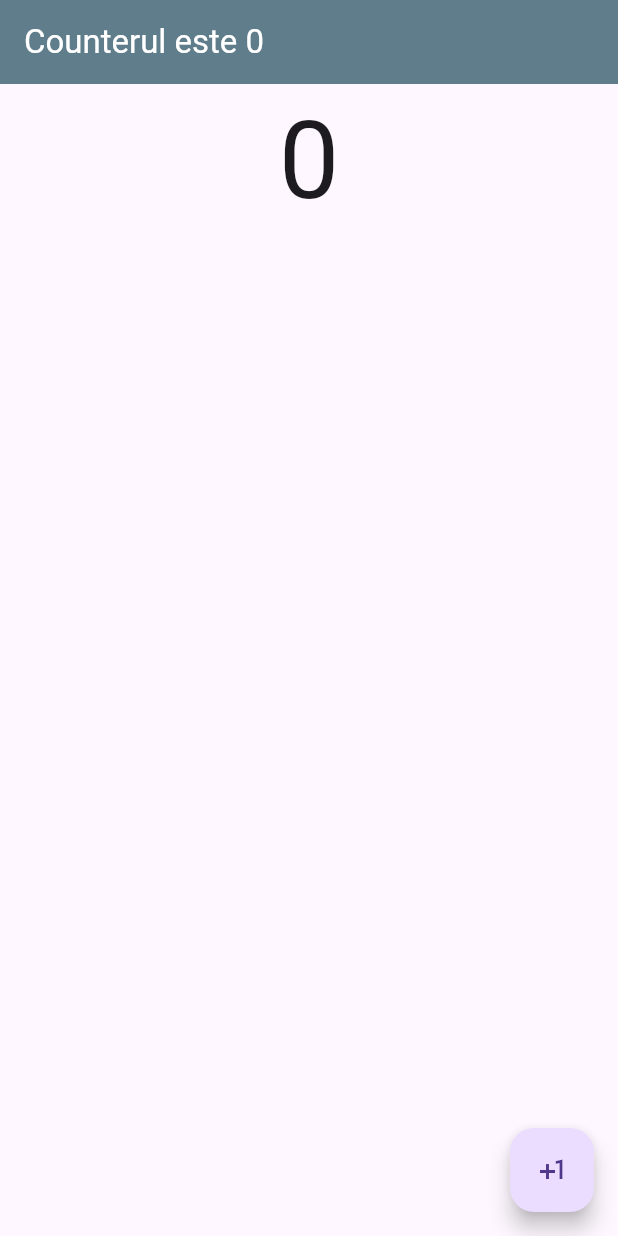
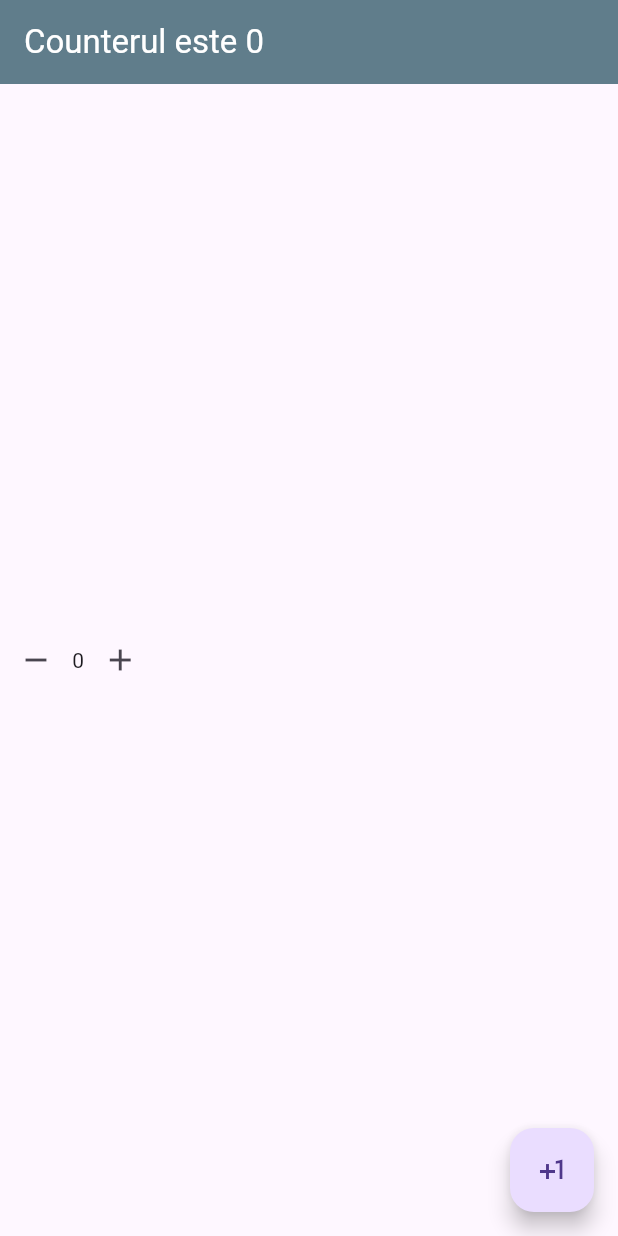
Before and after one commit to ItsCrys7/hello_stateful, a Flutter app: the screen it shows after launch, on a phone screen of 412 x 824 dp. Run offline on Flutter 3.47's test engine with Material 3 defaults, Android fonts, the phone set to English and light mode, and no system bars.

Commit message:
Refactor HomeScreen to use CrazyCounter widget for counter functionality

```diff
--- a/lib/screens/Home_screen.dart
+++ b/lib/screens/Home_screen.dart
@@ -1,4 +1,5 @@
 import 'package:flutter/material.dart';
+import 'package:flutter_application_6/widgets/crazy_counter.dart';
 
 class HomeScreen extends StatefulWidget {
   const HomeScreen({super.key});
@@ -19,15 +20,8 @@ class _HomeScreenState extends State<HomeScreen> {
         title: Text('Counterul este $_counter'),
       ),
       body: Center(
-        child: Column(
-          children: [
-            Text(
-              '$_counter',
-              style: TextStyle(fontSize: 72.0),
-            ),
-            if (_counter > 100) Text('Ai trecut de 100! Congrats!'),
-          ],
-        ),
+        child: CrazyCounter(),
+
       ),
       floatingActionButton: FloatingActionButton(
         child: Icon(Icons.plus_one),
--- /dev/null
+++ b/lib/widgets/crazy_counter.dart
@@ -0,0 +1,39 @@
+import 'package:flutter/material.dart';
+
+class CrazyCounter extends StatefulWidget {
+  const CrazyCounter({super.key});
+
+  @override
+  State<CrazyCounter> createState() => _CrazyCounterState();
+}
+
+class _CrazyCounterState extends State<CrazyCounter> {
+  int _counter = 0;
+  @override
+  Widget build(BuildContext context) {
+    return Row(
+      children: [
+        // counter subtract button
+        IconButton(
+          icon: Icon(Icons.remove),
+          onPressed: () {
+            setState(() {
+              _counter--;
+            });
+          },
+        ),
+        // text widget that displays the counter
+        Text(_counter.toString()),
+        // counter add button
+        IconButton(
+          icon: Icon(Icons.add),
+          onPressed: () {
+            setState(() {
+              _counter++;
+            });
+          },
+        ),
+      ],
+    );
+  }
+}
```
